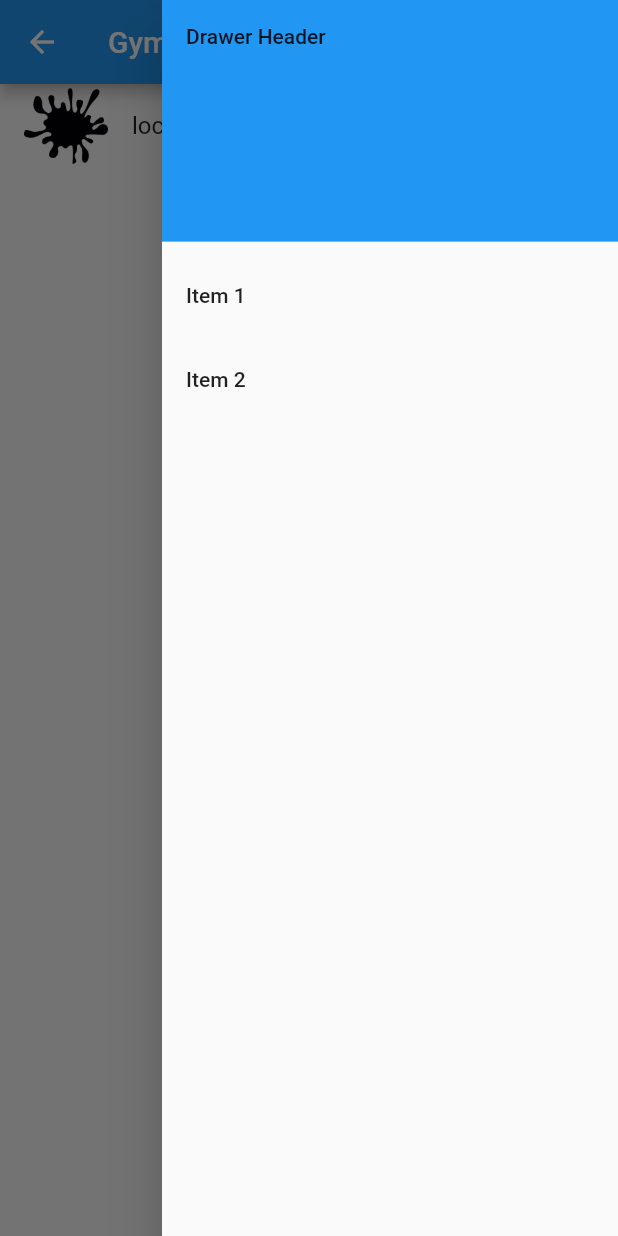
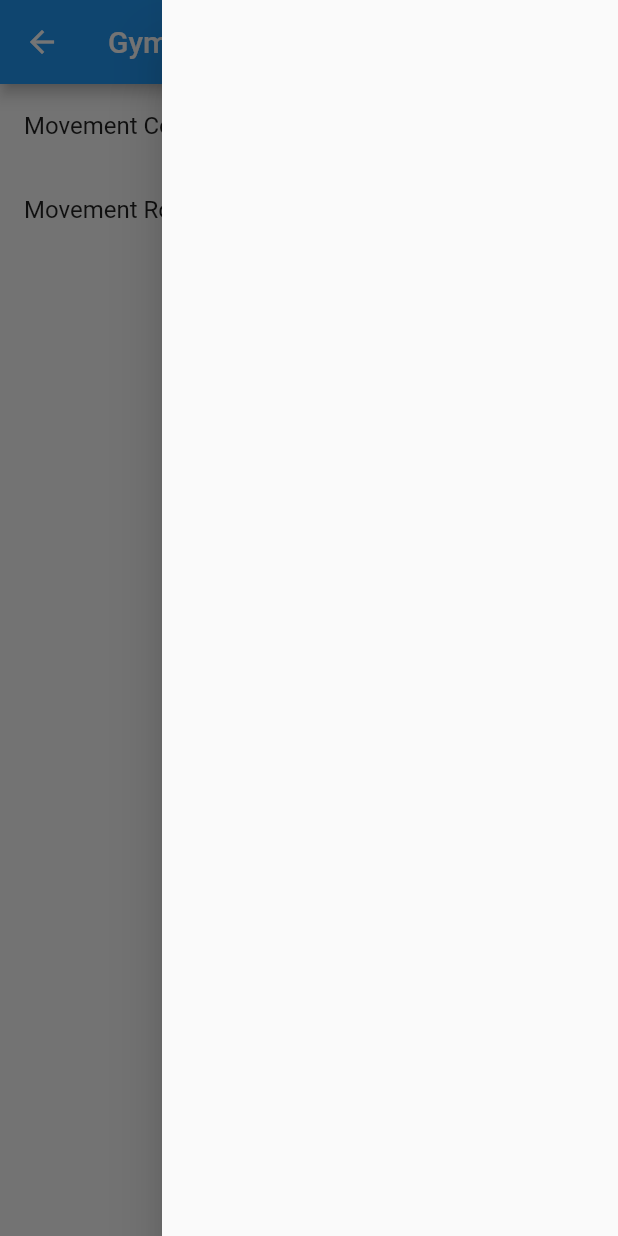
Before and after one commit to ItsDang/splatter_board, a Flutter app: the screen it shows after launch, with the side drawer open, on a phone screen of 412 x 824 dp. Run offline on Flutter 3.47's test engine with Material 2 defaults, Android fonts, the light colour scheme and no system bars.

Commit message:
UI redesign, added new screens.

```diff
--- a/lib/Classes/board.dart
+++ b/lib/Classes/board.dart
@@ -1,10 +1,10 @@
-import 'package:splatter_board/Classes/boardType.dart';
+import 'package:splatter_board/Classes/board_type.dart';
 
 import 'climb.dart';
 
 class Board {
   String name;
-  boardType type;
+  BoardType type;
   List<Climb> climbs;
 
   Board(this.name, this.type, this.climbs);
--- a/lib/Classes/boardType.dart
+++ /dev/null
@@ -1,7 +0,0 @@
-enum boardType {
-  Splatter,
-  Kilter,
-  Moon,
-  Tension,
-  Grasshopper
-} //Splatter, Kilter, Moon, etc.
--- /dev/null
+++ b/lib/Classes/board_type.dart
@@ -0,0 +1,7 @@
+enum BoardType {
+  splatter,
+  kilter,
+  moon,
+  tension,
+  grasshopper
+} //Splatter, Kilter, Moon, etc.
--- a/lib/Classes/climb.dart
+++ b/lib/Classes/climb.dart
@@ -1,8 +1,10 @@
+import 'package:splatter_board/Classes/grades.dart';
+
 class Climb {
   String path;
   String name;
-  String grade;
-  String angle;
+  Grades grade;
+  int angle;
   List<int> start;
   List<int> hands;
   List<int> feet;
--- /dev/null
+++ b/lib/Classes/grades.dart
@@ -0,0 +1,22 @@
+// using tension board grades eventually? for now just use v
+enum Grades {
+  vIntro,
+  v0,
+  v1,
+  v2,
+  v3,
+  v4,
+  v5,
+  v6,
+  v7,
+  v8,
+  v9,
+  v10,
+  v11,
+  v12,
+  v13,
+  v14,
+  v15,
+  v16,
+  v17
+} //Splatter, Kilter, Moon, etc.
--- a/lib/UI/DrawerScreen.dart
+++ /dev/null
@@ -1,45 +0,0 @@
-// https://stackoverflow.com/questions/51659805/persisting-appbar-drawer-across-all-pages-flutter
-import 'package:flutter/material.dart';
-
-class DrawerScreen extends StatelessWidget {
-  const DrawerScreen({super.key});
-
-  @override
-  Widget build(BuildContext context) {
-    return Drawer(
-      // Add a ListView to the drawer. This ensures the user can scroll
-      // through the options in the drawer if there isn't enough vertical
-      // space to fit everything.
-      child: ListView(
-        // Important: Remove any padding from the ListView.
-        padding: EdgeInsets.zero,
-        children: [
-          const DrawerHeader(
-            decoration: BoxDecoration(
-              color: Colors.blue,
-            ),
-            child: Text('Drawer Header'),
-          ),
-          ListTile(
-            title: const Text('Item 1'),
-            onTap: () {
-              // Update the state of the app
-              // ...
-              // Then close the drawer
-              Navigator.pop(context);
-            },
-          ),
-          ListTile(
-            title: const Text('Item 2'),
-            onTap: () {
-              // Update the state of the app
-              // ...
-              // Then close the drawer
-              Navigator.pop(context);
-            },
-          ),
-        ],
-      ),
-    );
-  }
-}
--- /dev/null
+++ b/lib/UI/drawer_m.dart
@@ -0,0 +1,45 @@
+// https://stackoverflow.com/questions/51659805/persisting-appbar-drawer-across-all-pages-flutter
+import 'package:flutter/material.dart';
+
+class DrawerScreen extends StatelessWidget {
+  const DrawerScreen({super.key});
+
+  @override
+  Widget build(BuildContext context) {
+    return const Drawer(
+        // Add a ListView to the drawer. This ensures the user can scroll
+        // through the options in the drawer if there isn't enough vertical
+        // space to fit everything.
+        // child: ListView(
+        //   // Important: Remove any padding from the ListView.
+        //   padding: EdgeInsets.zero,
+        //   children: [
+        //     const DrawerHeader(
+        //       decoration: BoxDecoration(
+        //         color: Colors.blue,
+        //       ),
+        //       child: Text('Drawer Header'),
+        //     ),
+        //     ListTile(
+        //       title: const Text('Item 1'),
+        //       onTap: () {
+        //         // Update the state of the app
+        //         // ...
+        //         // Then close the drawer
+        //         Navigator.pop(context);
+        //       },
+        //     ),
+        //     ListTile(
+        //       title: const Text('Item 2'),
+        //       onTap: () {
+        //         // Update the state of the app
+        //         // ...
+        //         // Then close the drawer
+        //         Navigator.pop(context);
+        //       },
+        //     ),
+        //   ],
+        // ),
+        );
+  }
+}
--- a/lib/UI/GymScreen.dart
+++ b/lib/UI/gyms_screen.dart
@@ -2,28 +2,29 @@
 import 'package:flutter/material.dart';
 
 import '../Classes/gym.dart';
-import 'BoardScreen.dart';
-import 'DrawerScreen.dart';
+import 'gym_screen_add.dart';
+import 'boards_screen.dart';
+import 'drawer_m.dart';
 
 class GymScreen extends StatelessWidget {
-  const GymScreen({super.key, required this.gym});
+  const GymScreen({super.key, required this.gyms});
 
-  final Gym gym;
+  final List<Gym> gyms;
 
   @override
   Widget build(BuildContext context) {
     return Scaffold(
       appBar: AppBar(
-        title: const Text('Gym Screen'),
+        title: const Text('Gyms'),
         leading: (ModalRoute.of(context)?.canPop ?? false)
             ? const BackButton()
             : null,
       ),
       body: ListView.builder(
-        itemCount: gym.boards.length,
+        itemCount: gyms.length,
         prototypeItem: ListTile(
           // not sure what prototypeItem does
-          title: Text(gym.boards.first.name),
+          title: Text(gyms.first.name),
         ),
         itemBuilder: (context, index) {
           // here we need to take from the item list, which should eventually be
@@ -31,20 +32,28 @@ class GymScreen extends StatelessWidget {
           // climb containing name, grade, angle, hands[], feet[], start, fin
           // maybe a couple more variables
           return ListTile(
-            leading: Image(
-                image: AssetImage('assets/${gym.boards[index].type.name}.png')),
-            title: Text(gym.boards[index].name),
+            // leading: Image(image: AssetImage('assets/${gyms[index].name}.png')),
+            title: Text(gyms[index].name),
             onTap: () {
               Navigator.push(
                 context,
                 MaterialPageRoute(
                     builder: (context) =>
-                        BoardScreen(board: gym.boards[index])),
+                        BoardsScreen(boards: gyms[index].boards)),
               );
             },
           );
         },
       ),
+      floatingActionButton: FloatingActionButton(
+        onPressed: () {
+          Navigator.push(
+            context,
+            MaterialPageRoute(builder: (context) => const AddGymScreen()),
+          );
+        },
+        child: const Icon(Icons.add),
+      ),
       endDrawer: const DrawerScreen(),
     );
   }
--- a/lib/main.dart
+++ b/lib/main.dart
@@ -1,6 +1,7 @@
 import 'package:flutter/material.dart';
-import 'package:splatter_board/Classes/boardType.dart';
-import 'package:splatter_board/UI/GymScreen.dart';
+import 'package:splatter_board/Classes/board_type.dart';
+import 'package:splatter_board/Classes/grades.dart';
+import 'package:splatter_board/UI/gyms_screen.dart';
 
 import 'Classes/board.dart';
 import 'Classes/climb.dart';
@@ -22,17 +23,33 @@ https://docs.flutter.dev/development/ui/assets-and-images
 class MyApp extends StatelessWidget {
   static const appTitle = 'SplatterBoard';
 
-  final gym = Gym(
+  static Gym columbia = Gym(
       'Movement Columbia',
       39.17800016499594,
       -76.81134727245592,
       [
-        Board('local', boardType.Splatter, [
-          Climb('Movcment_Columbia_0.jpg', '0', 'v2', '30', [0], [], [], 0)
+        Board('Splatter', BoardType.splatter, [
+          Climb('Movcment_Columbia_0.jpg', '0', Grades.v2, 30, [0], [], [], 0),
+          Climb('Movcment_Columbia_0.jpg', '0', Grades.v3, 30, [0], [], [], 0)
+        ]),
+        Board('Tension', BoardType.tension, [
+          Climb('Movcment_Columbia_0.jpg', '0', Grades.v5, 30, [0], [], [], 0)
         ])
       ],
       'Movement Gyms',
       false);
+  static Gym rockville = Gym(
+      'Movement Rockville',
+      39.0785436,
+      -77.1434205,
+      [
+        Board('Splatter', BoardType.splatter, [
+          Climb('Movcment_Columbia_0.jpg', '0', Grades.v2, 30, [0], [], [], 0)
+        ])
+      ],
+      'Movement Gyms',
+      false);
+  final List<Gym> gyms = [columbia, rockville];
 
   MyApp({super.key});
 
@@ -44,7 +61,7 @@ class MyApp extends StatelessWidget {
         primarySwatch: Colors.blue,
       ),
       home: GymScreen(
-        gym: gym,
+        gyms: gyms,
       ),
     );
   }
```
Also changed, not shown: lib/UI/board_screen_add.dart (added, +108 -0 lines), lib/UI/boards_screen.dart (renamed from lib/UI/BoardScreen.dart, +26 -14 lines), lib/UI/climb_screen.dart (renamed from lib/UI/ClimbScreen.dart, +4 -4 lines), lib/UI/climb_screen_add.dart (added, +130 -0 lines), lib/UI/climbs_screen.dart (added, +63 -0 lines), lib/UI/gym_screen_add.dart (added, +71 -0 lines), lib/UI/save_bar.dart (added, +24 -0 lines), lib/todo.dart (+11 -6 lines), assets/tension.png (added).
